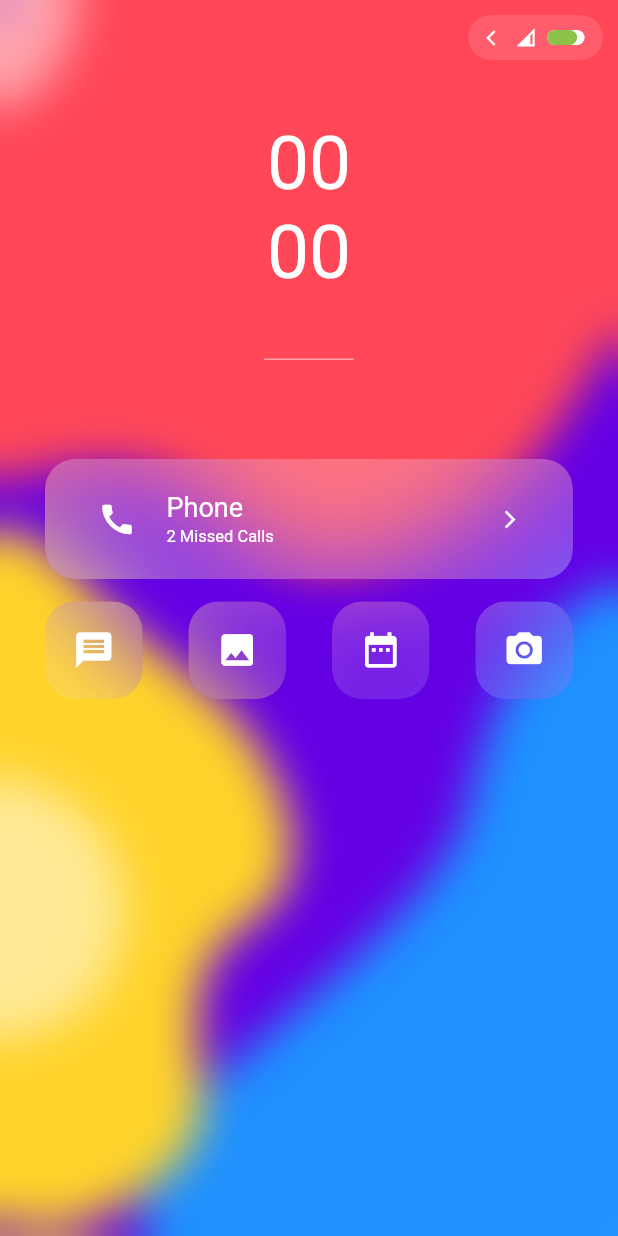
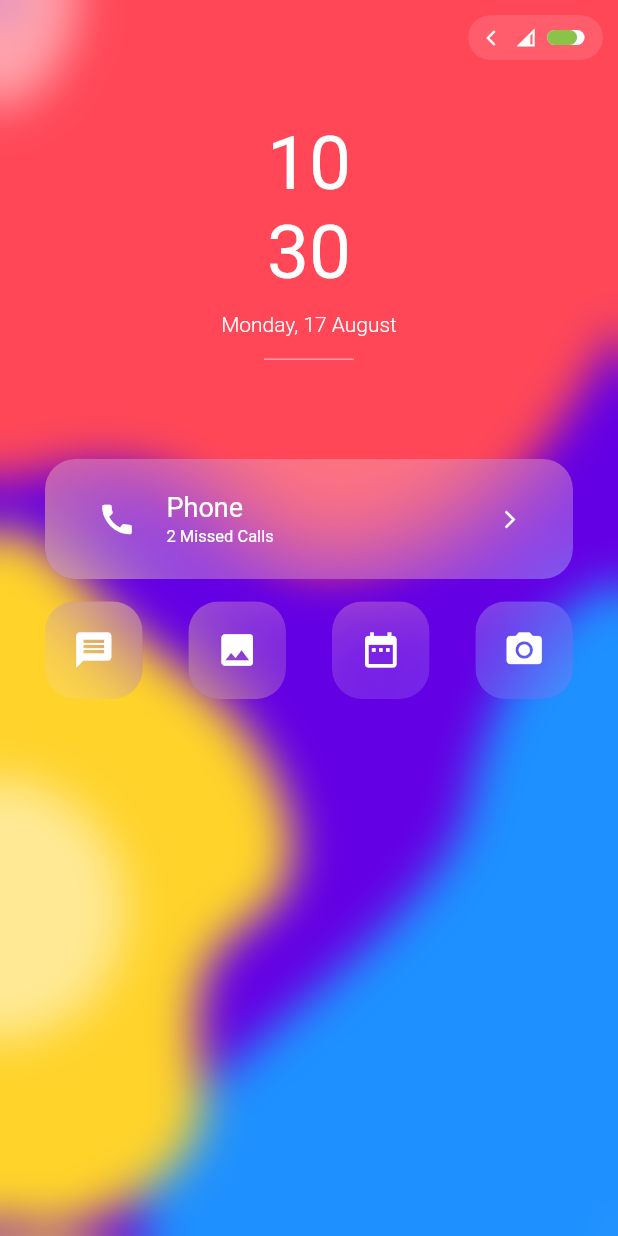
Before and after one commit to shiningcoders/Glint, a Flutter app: the App screen opened directly, swiped to page 3, on a phone screen of 412 x 824 dp. Run offline on Flutter 3.47's test engine with Material 2 defaults, Android fonts, the phone set to English and light mode, and no system bars; our stand-ins replace device_preview, weather; missing offline and left inert: extension, flare_splash_screen, flutter_weather_icons; network calls fail.

Commit message:
Added small functional tweek in clock

```diff
--- a/lib/Widgets/clock.dart
+++ b/lib/Widgets/clock.dart
@@ -15,22 +15,24 @@ class Clock extends StatefulWidget {
 class _ClockState extends State<Clock> {
   WeatherFactory wf = WeatherFactory(weatherAPI);
   Weather weather;
-  int count = 0;
+  var t1;
 
   @override
   void initState() {
     var timeInfo = Provider.of<ClockNotifier>(context, listen: false);
-    var t1 = Timer.periodic(Duration(seconds: 1), (t) {
+    t1 = Timer.periodic(Duration(milliseconds: 100), (t) {
       timeInfo.updateHours();
       timeInfo.updateDate();
-      count++;
+      print('Seconds Call');
+      getCurrentWeather();
+      t1.cancel();
     });
     Timer.periodic(Duration(minutes: 1), (t) {
       timeInfo.updateHours();
       timeInfo.updateDate();
-      count != 0 ? t1.cancel() : null;
+      getCurrentWeather();
+      print('Minutes Call');
     });
-    getCurrentWeather();
     // updateTicker();
     super.initState();
   }
@@ -264,7 +266,9 @@ class _ClockState extends State<Clock> {
                         color: Colors.white,
                         fontWeight: FontWeight.w300),
                   ),
-                  Spacer(),
+                  SizedBox(
+                    width: 15,
+                  ),
                   Text(
                     weather != null
                         ? '${weather.temperature}'[0] +
```
